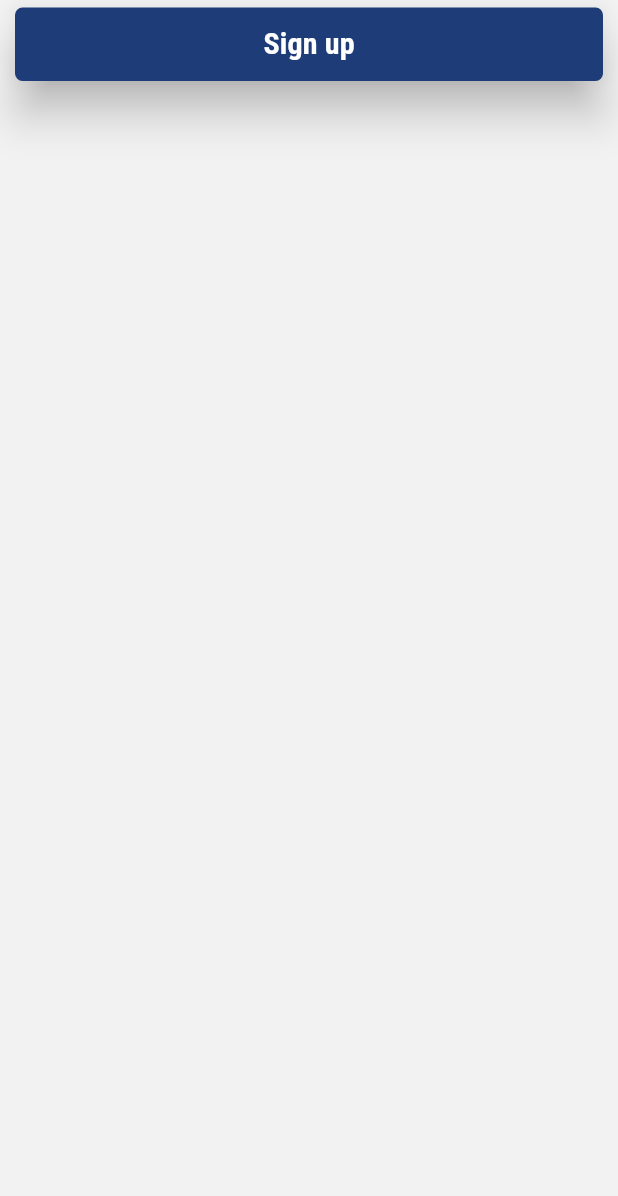
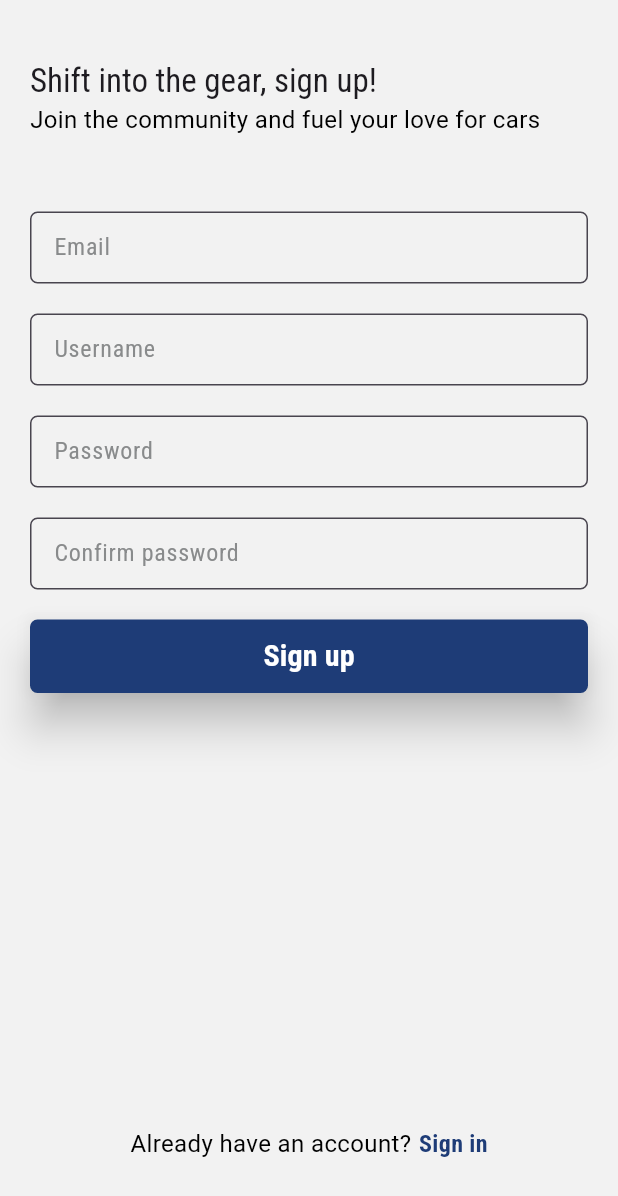
Before and after one commit to pp53564/flutter_project_gearbox, a Flutter app: the SignUpScreen screen opened by its route, on a phone screen of 412 x 824 dp. Shown: the top 1196 px of the screen. Run offline on Flutter 3.47's test engine with Material 3 defaults, Android fonts, the phone set to English and light mode, and no system bars; drawn by our look-alikes of reactive_forms; Roboto replaces fonts that are missing (SF Pro Rounded).

Commit message:
sign in and sign up screens

```diff
--- a/lib/auth/presentation/screen/sign_up_screen.dart
+++ b/lib/auth/presentation/screen/sign_up_screen.dart
@@ -1,5 +1,10 @@
 import 'package:flutter/material.dart';
+import 'package:gearbox/auth/presentation/widget/custom_text_form_field.dart';
 import 'package:gearbox/common/presentation/widget/primary_button.dart';
+import 'package:gearbox/common/presentation/widget/title_header.dart';
+import 'package:gearbox/core/constants.dart';
+import 'package:gearbox/core/style/style_extensions.dart';
+import 'package:reactive_forms/reactive_forms.dart';
 
 class SignUpScreen extends StatefulWidget {
   const SignUpScreen({super.key});
@@ -9,22 +14,118 @@ class SignUpScreen extends StatefulWidget {
 }
 
 class _SignUpScreenState extends State<SignUpScreen> {
-  bool _isLoading = false;
+  final bool _isLoading = false;
+  bool hasPasswordError = false;
+
+  final form = FormGroup({
+    'email': FormControl<String>(validators: [
+      Validators.required,
+      Validators.email,
+    ]),
+    'username': FormControl<String>(validators: [Validators.required]),
+    'password': FormControl<String>(validators: [
+      Validators.required,
+      Validators.minLength(8),
+    ]),
+    'confirm_password': FormControl<String>(validators: [
+      Validators.required,
+      Validators.minLength(8),
+    ]),
+  });
 
   @override
   Widget build(BuildContext context) {
     return Scaffold(
       body: SafeArea(
         child: Padding(
-          padding: const EdgeInsets.symmetric(vertical: 5, horizontal: 10),
-          child: Column(children: [
-            PrimaryButton(
-                onPressed: onPressed, text: 'Sign up', isLoading: _isLoading),
-          ]),
+          padding: const EdgeInsets.symmetric(vertical: 20, horizontal: 20),
+          child: ReactiveForm(
+            formGroup: form,
+            child: Column(
+              children: [
+                const SizedBox(height: 20),
+                const TitleHeader(
+                  title: AppStrings.signUpTitle,
+                  subtitle: AppStrings.signUpSubTitle,
+                ),
+                const SizedBox(height: 50),
+                CustomTextFormField(
+                  formControlName: 'email',
+                  label: AppStrings.emailHint,
+                  validationMess: {
+                    'required': (_) => AppStrings.emailEmpty,
+                    'email': (_) => AppStrings.emailValidation
+                  },
+                  obscureText: false,
+                ),
+                const SizedBox(height: 20),
+                CustomTextFormField(
+                  formControlName: 'username',
+                  label: AppStrings.usernameHint,
+                  validationMess: {'required': (_) => AppStrings.usernameEmpty},
+                  obscureText: false,
+                ),
+                const SizedBox(height: 20),
+                CustomTextFormField(
+                  formControlName: 'password',
+                  label: AppStrings.passwordHint,
+                  validationMess: {
+                    'required': (_) => AppStrings.passwordEmpty,
+                    'minLength': (_) => AppStrings.passwordMinLength
+                  },
+                  obscureText: true,
+                ),
+                const SizedBox(height: 20),
+                CustomTextFormField(
+                  formControlName: 'password',
+                  label: AppStrings.passwordConfirmHint,
+                  validationMess: {
+                    'required': (_) => AppStrings.passwordEmpty,
+                    'minLength': (_) => AppStrings.passwordMinLength
+                  },
+                  obscureText: true,
+                ),
+                const SizedBox(height: 20),
+                ReactiveFormConsumer(
+                  key: const Key('submit'),
+                  builder: (context, form, _) => PrimaryButton(
+                    onPressed: () => login(context, form),
+                    text: AppStrings.signUp,
+                    isLoading: _isLoading,
+                  ),
+                ),
+                const Spacer(),
+                Align(
+                  alignment: Alignment.bottomCenter,
+                  child: Row(
+                    mainAxisAlignment: MainAxisAlignment.center,
+                    children: [
+                      Text(
+                        AppStrings.alreadyHaveAccount,
+                        style: context.textDescriptionAuth,
+                      ),
+                      const SizedBox(width: 5),
+                      GestureDetector(
+                        onTap: _redirectToSingInScreen,
+                        child: Text(AppStrings.signIn, style: context.textLink),
+                      ),
+                    ],
+                  ),
+                ),
+                const SizedBox(height: 30),
+              ],
+            ),
+          ),
         ),
       ),
     );
   }
 
-  void onPressed() {}
+  login(context, form) {
+    print(form.value);
+    // Navigator.push(
+    //     context, MaterialPageRoute(builder: (context) => const HomeScreen()));
+  }
+
+  void _redirectToSingInScreen() => Navigator.of(context).pop();
 }
--- a/lib/core/constants.dart
+++ b/lib/core/constants.dart
@@ -1,11 +1,28 @@
 class AppStrings {
-  static const String signIn = 'Sign In';
-  static const String signUp = 'Sign Up';
+  static const String signIn = 'Sign in';
+  static const String signUp = 'Sign up';
   static const String emailHint = 'Email';
   static const String passwordHint = 'Password';
-  static const String emailEmpty = 'The email must not be empty';
-  static const String passwordEmpty = 'The password must not be empty';
+  static const String emailEmpty = 'Email must not be empty';
+  static const String passwordEmpty = 'Password must not be empty';
   static const String signInTitle = 'Welcome to the Gearbox!';
+  static const String signUpTitle = 'Shift into the gear, sign up!';
   static const String signInSubTitle =
       'Sign in to share your knowledge and passion for cars.';
+  static const String signUpSubTitle =
+      'Join the community and fuel your love for cars';
+  static const emailValidation = 'Please enter valid email address';
+  static const passwordMinLength = 'Password is too short';
+
+  static const dontHaveAccount = 'Don’t have an account?';
+
+  static const alreadyHaveAccount = 'Already have an account?';
+
+  static const usernameHint = 'Username';
+
+  static var usernameEmpty = 'Username must not be empty';
+
+  static var passwordConfirmHint = 'Confirm password';
+
+  static const forgotPassword = 'Forgot password?';
 }
--- a/lib/core/style/style_extensions.dart
+++ b/lib/core/style/style_extensions.dart
@@ -33,4 +33,6 @@ extension StyleExtension on BuildContext {
   TextStyle get textPlaceholder => Theme.of(this).textTheme.placeholder;
 
   TextStyle get textButton => Theme.of(this).textTheme.buttonText;
+
+  TextStyle get textLink => Theme.of(this).textTheme.linkText;
 }
--- a/lib/core/style/text_styles.dart
+++ b/lib/core/style/text_styles.dart
@@ -20,6 +20,9 @@ const _errorTextStyle = TextStyle(fontSize: 12, fontWeight: FontWeight.w400);
 const _buttonTextStyle =
     TextStyle(fontSize: 20, fontWeight: FontWeight.w700, color: whiteColor);
 
+const _linkTextStyle = TextStyle(
+    fontSize: 16, fontWeight: FontWeight.bold, color: primaryColorLight);
+
 extension CustomTextStyle on TextTheme {
   TextStyle get title => _titleTextStyle;
 
@@ -34,4 +37,6 @@ extension CustomTextStyle on TextTheme {
   TextStyle get error => _errorTextStyle;
 
   TextStyle get buttonText => _buttonTextStyle;
+
+  TextStyle get linkText => _linkTextStyle;
 }
```
Also changed, not shown: lib/auth/presentation/screen/sign_in_screen.dart (+39 -15 lines).
